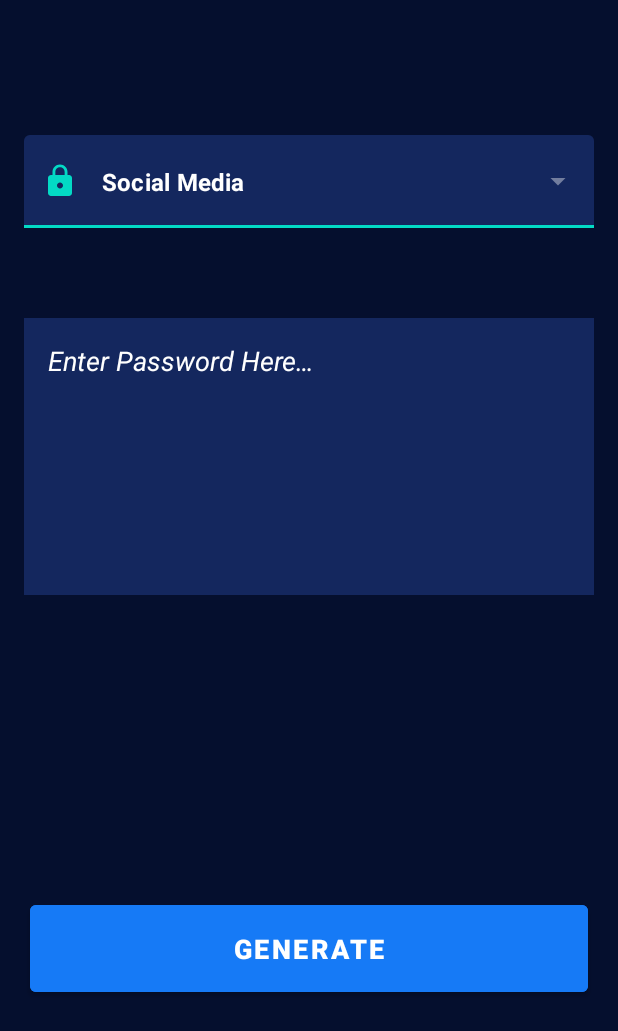
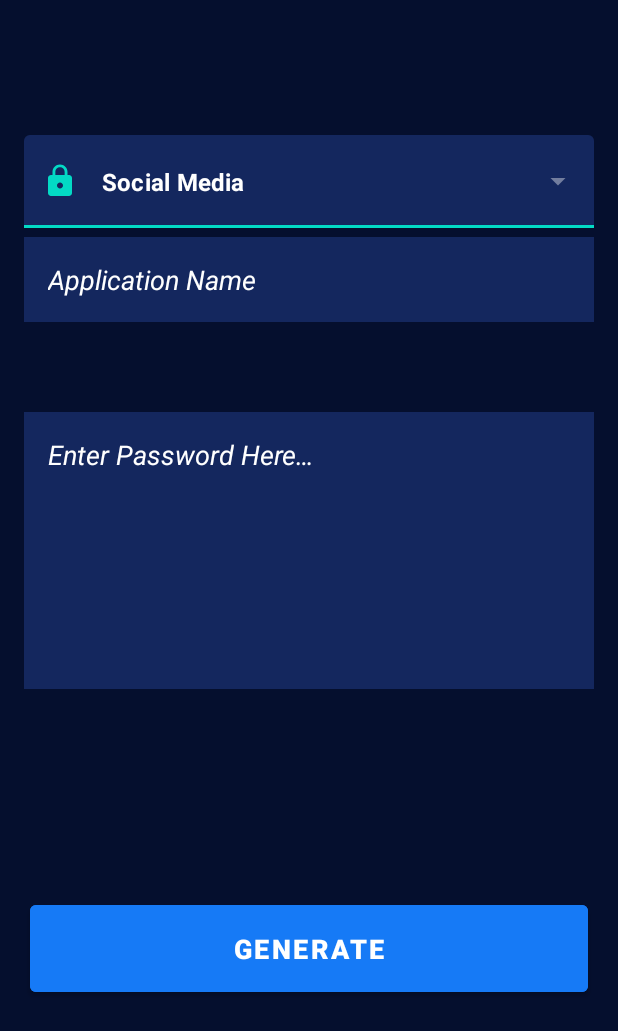
Before and after one commit to ddvader44/SecurePass, an Android app: the screen it shows after launch (MainActivity), on a phone screen of 412 x 824 dp, the part 205-1236 px from its top. Run offline under Robolectric (Android 15) with nearby library versions, the phone set to English and light mode, and no system bars; our stand-ins replace Room's generated code, navigation-ui.

Commit message:
1. Feature added: enter app name 2. Lots of improvements

```diff
--- a/app/src/main/java/com/ddvader44/securepass/adapter/PasswordAdapter.kt
+++ b/app/src/main/java/com/ddvader44/securepass/adapter/PasswordAdapter.kt
@@ -21,7 +21,7 @@ class PasswordAdapter(private val allPasswords: List<Password>) : RecyclerView.A
     override fun onBindViewHolder(holder: ViewHolder, position: Int) {
 
         with(holder) {
-            binding.type.text = allPasswords[position].type
+            binding.type.text = allPasswords[position].app
             binding.hashed.text = allPasswords[position].hashed
         }
 
--- a/app/src/main/java/com/ddvader44/securepass/db/Password.kt
+++ b/app/src/main/java/com/ddvader44/securepass/db/Password.kt
@@ -7,5 +7,6 @@ import androidx.room.PrimaryKey
 data class Password(
     @PrimaryKey(autoGenerate = true) var uid: Int? =1,
     var type: String,
-    var hashed: String
+    var hashed: String,
+    var app : String
 )
--- a/app/src/main/res/layout/fragment_home.xml
+++ b/app/src/main/res/layout/fragment_home.xml
@@ -47,10 +47,27 @@
     </com.google.android.material.textfield.TextInputLayout>
 
     <EditText
+        android:id="@+id/platform"
+        android:layout_width="match_parent"
+        android:layout_height="wrap_content"
+        android:layout_below="@+id/textInputLayout"
+        android:layout_marginLeft="16dp"
+        android:layout_marginTop="6dp"
+        android:layout_marginRight="16dp"
+        android:background="@color/dark_blue"
+        android:ems="10"
+        android:gravity="start"
+        android:hint="@string/application_name"
+        android:padding="16dp"
+        android:textColor="@color/white"
+        android:textColorHint="@color/white"
+        android:textStyle="italic" />
+
+    <EditText
         android:id="@+id/plainText"
         android:layout_width="match_parent"
         android:layout_height="wrap_content"
-        android:layout_below="@+id/textInputLayout"
+        android:layout_below="@+id/platform"
         android:layout_marginLeft="16dp"
         android:layout_marginTop="60dp"
         android:layout_marginRight="16dp"
--- a/app/src/main/res/values/strings.xml
+++ b/app/src/main/res/values/strings.xml
@@ -9,6 +9,7 @@
     <string name="copy">Copy</string>
     <string name="show_passwords">Show Passwords</string>
     <string name="sample_text">sample text</string>
+    <string name="application_name">Application Name</string>
 
     <string-array name="websites">
 
```
Also changed, not shown: app/src/main/java/com/ddvader44/securepass/fragments/HomeFragment.kt (+10 -5 lines).
